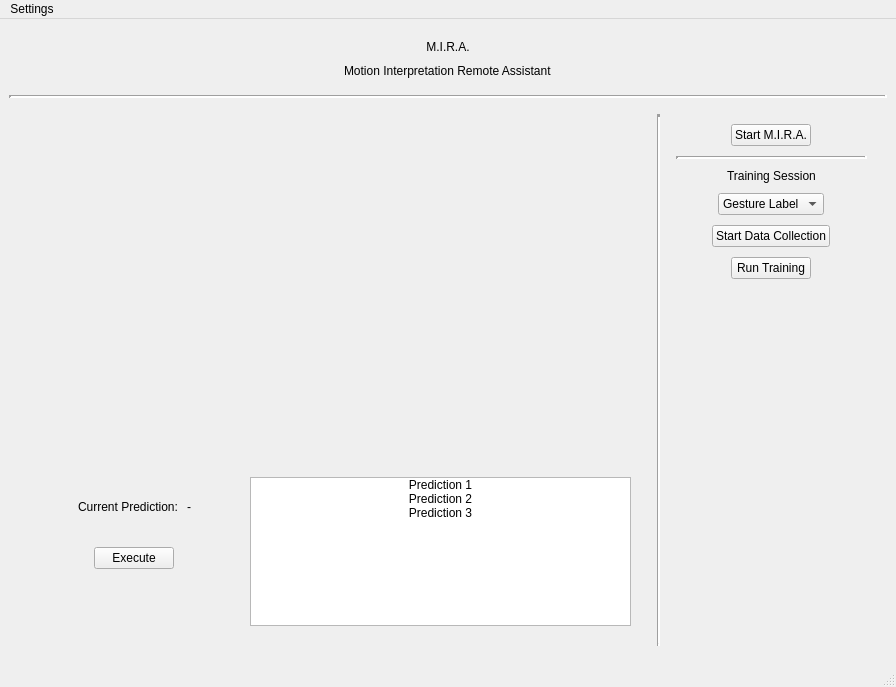
Before: the Qt Designer form src/ui/main_window.ui in TrojiGareer/MIRA, drawn with Qt 5.
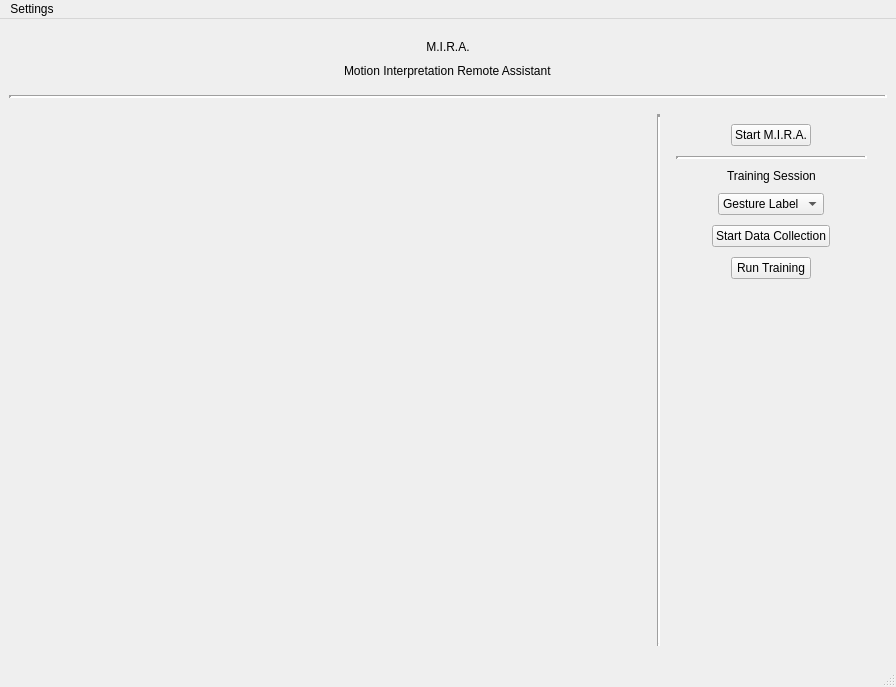
After: the same form once the commit is applied. Custom widgets are drawn as their Qt base class.

Commit message: Separated the predictions widget

Patch:
```diff
--- a/src/ui/main_window.ui
+++ b/src/ui/main_window.ui
@@ -99,7 +99,7 @@
          <number>10</number>
         </property>
         <item>
-         <layout class="QVBoxLayout" name="layoutVideoFeed" stretch="2,6,4">
+         <layout class="QVBoxLayout" name="layoutDashboard" stretch="2,7,3">
           <property name="leftMargin">
            <number>10</number>
           </property>
@@ -136,160 +136,7 @@
            </widget>
           </item>
           <item>
-           <layout class="QHBoxLayout" name="layoutPredictions" stretch="2,4">
-            <property name="spacing">
-             <number>20</number>
-            </property>
-            <property name="leftMargin">
-             <number>10</number>
-            </property>
-            <property name="topMargin">
-             <number>10</number>
-            </property>
-            <property name="rightMargin">
-             <number>10</number>
-            </property>
-            <property name="bottomMargin">
-             <number>10</number>
-            </property>
-            <item>
-             <layout class="QVBoxLayout" name="layoutCurrentPrediction" stretch="0,1">
-              <property name="leftMargin">
-               <number>10</number>
-              </property>
-              <property name="topMargin">
-               <number>10</number>
-              </property>
-              <property name="rightMargin">
-               <number>10</number>
-              </property>
-              <property name="bottomMargin">
-               <number>10</number>
-              </property>
-              <item>
-               <layout class="QHBoxLayout" name="horizontalLayout">
-                <property name="spacing">
-                 <number>5</number>
-                </property>
-                <property name="leftMargin">
-                 <number>10</number>
-                </property>
-                <property name="topMargin">
-                 <number>10</number>
-                </property>
-                <property name="rightMargin">
-                 <number>10</number>
-                </property>
-                <property name="bottomMargin">
-                 <number>10</number>
-                </property>
-                <item>
-                 <spacer name="spacerPredictionLeft">
-                  <property name="orientation">
-                   <enum>Qt::Horizontal</enum>
-                  </property>
-                  <property name="sizeHint" stdset="0">
-                   <size>
-                    <width>40</width>
-                    <height>20</height>
-                   </size>
-                  </property>
-                 </spacer>
-                </item>
-                <item alignment="Qt::AlignHCenter|Qt::AlignVCenter">
-                 <widget class="QLabel" name="labelCurrentPredictionText">
-                  <property name="text">
-                   <string>Current Prediction: </string>
-                  </property>
-                 </widget>
-                </item>
-                <item alignment="Qt::AlignHCenter|Qt::AlignVCenter">
-                 <widget class="QLabel" name="labelCurrentPrediction">
-                  <property name="text">
-                   <string>-</string>
-                  </property>
-                 </widget>
-                </item>
-                <item>
-                 <spacer name="spacerPredictionRight">
-                  <property name="orientation">
-                   <enum>Qt::Horizontal</enum>
-                  </property>
-                  <property name="sizeHint" stdset="0">
-                   <size>
-                    <width>40</width>
-                    <height>20</height>
-                   </size>
-                  </property>
-                 </spacer>
-                </item>
-               </layout>
-              </item>
-              <item alignment="Qt::AlignHCenter|Qt::AlignTop">
-               <widget class="QPushButton" name="buttonExecutePrediction">
-                <property name="text">
-                 <string>Execute</string>
-                </property>
-               </widget>
-              </item>
-             </layout>
-            </item>
-            <item alignment="Qt::AlignTop">
-             <widget class="QListWidget" name="listPredictionLog">
-              <property name="sizePolicy">
-               <sizepolicy hsizetype="Preferred" vsizetype="Expanding">
-                <horstretch>0</horstretch>
-                <verstretch>0</verstretch>
-               </sizepolicy>
-              </property>
-              <property name="layoutDirection">
-               <enum>Qt::LeftToRight</enum>
-              </property>
-              <property name="selectionMode">
-               <enum>QAbstractItemView::NoSelection</enum>
-              </property>
-              <property name="movement">
-               <enum>QListView::Free</enum>
-              </property>
-              <property name="layoutMode">
-               <enum>QListView::SinglePass</enum>
-              </property>
-              <property name="spacing">
-               <number>3</number>
-              </property>
-              <property name="itemAlignment">
-               <set>Qt::AlignCenter</set>
-              </property>
-              <property name="sortingEnabled">
-               <bool>false</bool>
-              </property>
-              <item>
-               <property name="text">
-                <string>Prediction 1</string>
-               </property>
-               <property name="textAlignment">
-                <set>AlignCenter</set>
-               </property>
-              </item>
-              <item>
-               <property name="text">
-                <string>Prediction 2</string>
-               </property>
-               <property name="textAlignment">
-                <set>AlignCenter</set>
-               </property>
-              </item>
-              <item>
-               <property name="text">
-                <string>Prediction 3</string>
-               </property>
-               <property name="textAlignment">
-                <set>AlignCenter</set>
-               </property>
-              </item>
-             </widget>
-            </item>
-           </layout>
+           <widget class="PredictionsWidget" name="widgetPredictions" native="true"/>
           </item>
          </layout>
         </item>
@@ -464,6 +311,12 @@
    <header>ui.widgets.camera_feed_widget</header>
    <container>1</container>
   </customwidget>
+  <customwidget>
+   <class>PredictionsWidget</class>
+   <extends>QWidget</extends>
+   <header>ui.widgets.predictions_widget</header>
+   <container>1</container>
+  </customwidget>
  </customwidgets>
  <resources/>
  <connections/>
```
The commit also changes 3 other files.
